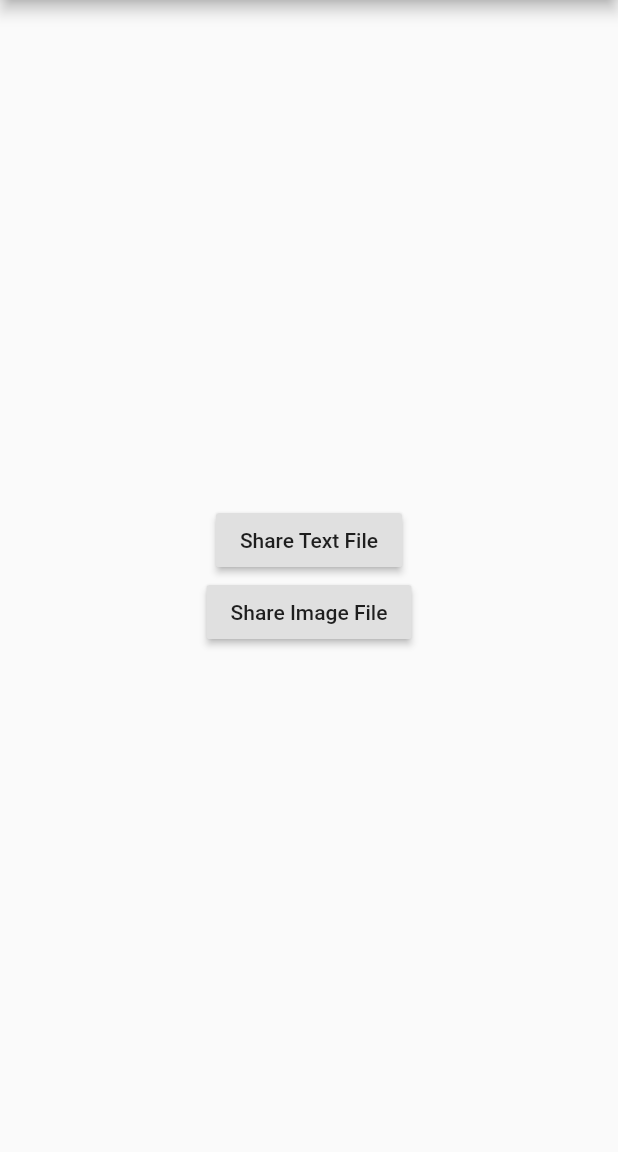
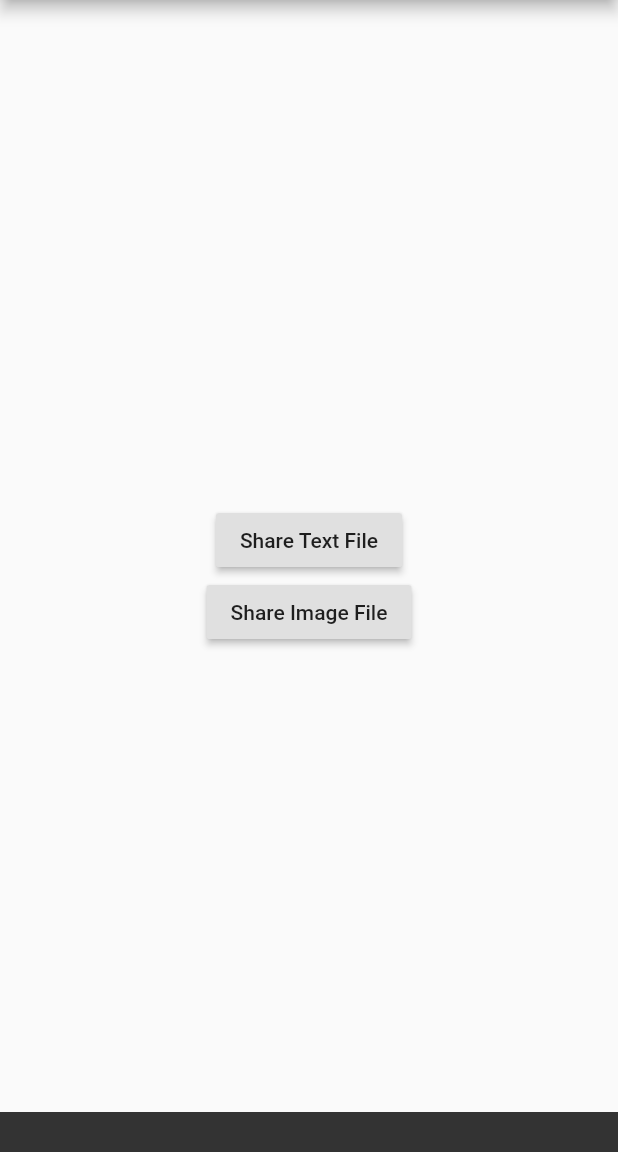
Before and after one commit to pharrison360/flutter_file_share, a Flutter app: the screen it shows after launch, after a tap on "Share Text File", on a phone screen of 412 x 824 dp, the part 84-1236 px from its top. Run offline on Flutter 3.47's test engine with Material 2 defaults, Android fonts, the light colour scheme and no system bars.

Commit message:
Improvements to the androide side of things.

```diff
--- a/example/lib/main.dart
+++ b/example/lib/main.dart
@@ -22,7 +22,12 @@ class MyApp extends StatelessWidget {
   }
 }
 
-class _HomePage extends StatelessWidget {
+class _HomePage extends StatefulWidget {
+  @override
+  __HomePageState createState() => __HomePageState();
+}
+
+class __HomePageState extends State<_HomePage> {
   @override
   Widget build(BuildContext context) {
     return Center(
@@ -46,8 +51,8 @@ class _HomePage extends StatelessWidget {
     var pathToFile = await _copyAssetToTempDir("assets/test.txt");
 
     try {
-      await FileShare.share(pathToFile, "text/plain",
-          title: "Sharing a text file");
+      await FileShare.share(pathToFile, "*", title: "Sharing a text file");
+      _showSnackBar("Text File shared!");
     } on Exception catch (e) {
       print(e);
     }
@@ -58,8 +63,10 @@ class _HomePage extends StatelessWidget {
 
     try {
       await FileShare.share(pathToFile, "image/png", title: "Sharing an image");
+      _showSnackBar("Image File shared!");
     } on Exception catch (e) {
       print(e);
+      _showSnackBar("Failed to share an image!");
     }
   }
 
@@ -69,7 +76,16 @@ class _HomePage extends StatelessWidget {
     var fileName = asset.substring(asset.lastIndexOf('/'));
     var filePath = "${tempDir.path}/$fileName";
     var file = new File(filePath);
-    await file.writeAsBytes(assetBytes.buffer.asUint8List());
+    if (! await file.exists()) {
+      await file.writeAsBytes(assetBytes.buffer.asUint8List());
+    }
     return filePath;
   }
+
+  _showSnackBar(text) {
+    final snackBar = SnackBar(
+      content: Text(text),
+    );
+    Scaffold.of(context).showSnackBar(snackBar);
+  }
 }
--- a/lib/file_share.dart
+++ b/lib/file_share.dart
@@ -5,8 +5,13 @@ import 'package:flutter/services.dart';
 class FileShare {
   static const MethodChannel _channel = const MethodChannel('file_share');
 
-  static Future<void> share(String pathToFile, String mimeType, {title}) async {
-    await _channel.invokeMethod("shareFile",
-        {"pathToFile": pathToFile, "title": title, "mimeType": mimeType});
+  static Future<void> share(String pathToFile, String mimeType,
+      {String title, String text}) async {
+    await _channel.invokeMethod("shareFile", {
+      "pathToFile": pathToFile,
+      "mimeType": mimeType,
+      "title": title,
+      "text": text
+    });
   }
 }
```
Also changed, not shown: 2 other files.
